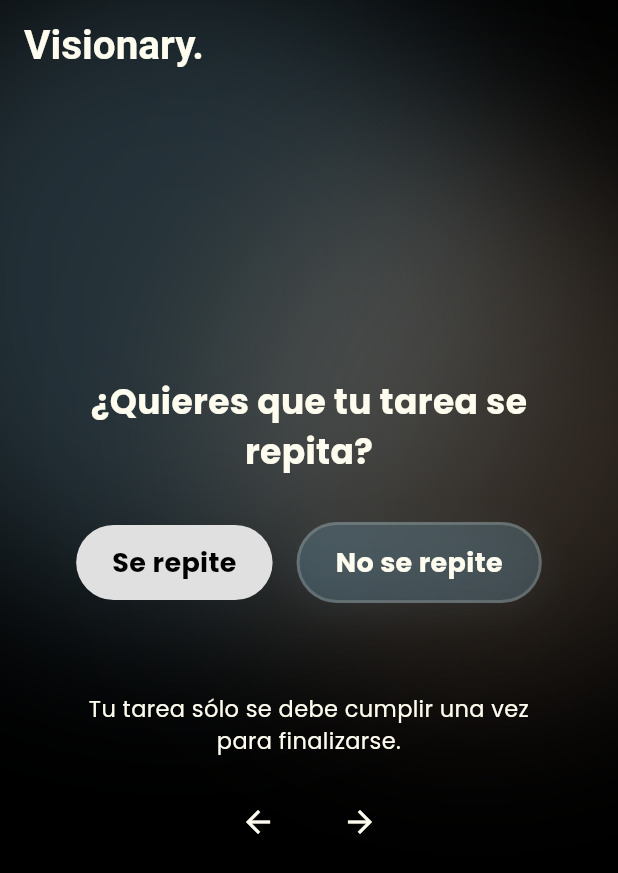
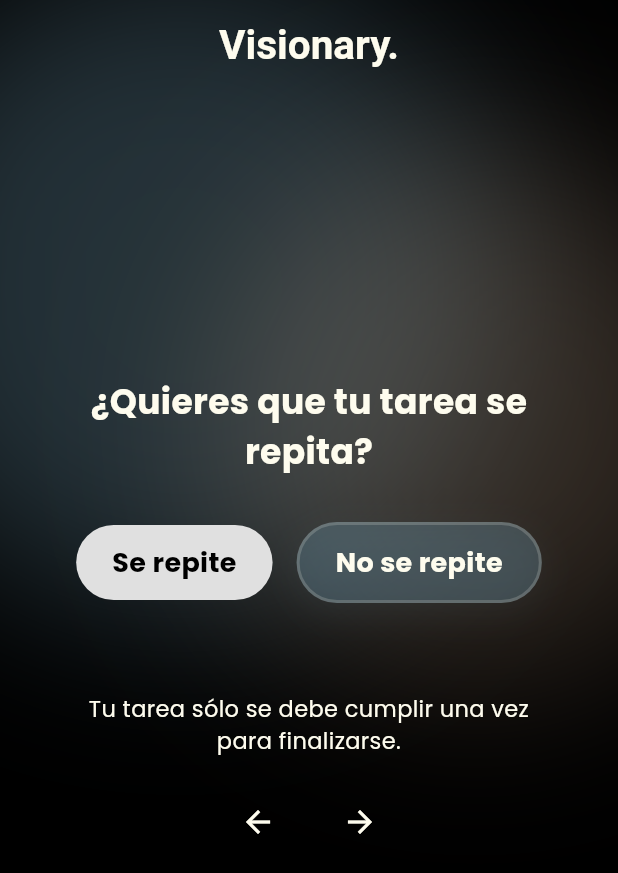
Before and after one commit to mariogabarron/Visionary, a Flutter app: the CreaTareaDosView screen opened directly with empty values, after a tap on the "arrow downward" icon, on a phone screen of 412 x 824 dp. Shown: the top 873 px of the screen. Run offline on Flutter 3.47's test engine with Material 3 defaults, Android fonts, the light colour scheme and no system bars; our stand-ins replace firebase_auth, firebase_core, firebase_database, flutter_local_notifications, flutter_native_splash, flutter_svg and 6 more; accounts and stored records are empty; network calls fail.

Commit message:
delay solucion 1

```diff
--- a/lib/views/homepage/creartareas_views/creartareados_view.dart
+++ b/lib/views/homepage/creartareas_views/creartareados_view.dart
@@ -45,11 +45,12 @@ class _CreaTareaDosViewState extends State<CreaTareaDosView>
       appBar: AppBar(
         automaticallyImplyLeading: false,
         backgroundColor: Colors.transparent,
-        iconTheme: const IconThemeData(
-          color: Color(0xFFFEFCEE),
-        ),
-        title: Padding(
-          padding: const EdgeInsets.only(top: 4.0), // Baja un poco el título
+        title: Stack(
+          children: [
+            Align(
+              alignment: Alignment.center,
+              child: Padding(
+                padding: const EdgeInsets.only(top: 4.0),
                 child: Text(
                   'Visionary.',
                   textAlign: TextAlign.center,
@@ -60,6 +61,9 @@ class _CreaTareaDosViewState extends State<CreaTareaDosView>
                     fontWeight: FontWeight.bold,
                   ),
                 ),
+              ),
+            ),
+          ],
         ),
       ),
       body: Stack(
--- a/lib/views/homepage/creartareas_views/creartareatres_view.dart
+++ b/lib/views/homepage/creartareas_views/creartareatres_view.dart
@@ -32,11 +32,12 @@ class _CreaTareaTresViewState extends State<CreaTareaTresView> {
       appBar: AppBar(
         automaticallyImplyLeading: false,
         backgroundColor: Colors.transparent,
-        iconTheme: const IconThemeData(
-          color: Color(0xFFFEFCEE),
-        ),
-        title: Padding(
-          padding: const EdgeInsets.only(top: 4.0), // Baja un poco el título
+        title: Stack(
+          children: [
+            Align(
+              alignment: Alignment.center,
+              child: Padding(
+                padding: const EdgeInsets.only(top: 4.0),
                 child: Text(
                   'Visionary.',
                   textAlign: TextAlign.center,
@@ -47,6 +48,9 @@ class _CreaTareaTresViewState extends State<CreaTareaTresView> {
                     fontWeight: FontWeight.bold,
                   ),
                 ),
+              ),
+            ),
+          ],
         ),
       ),
       body: Stack(
--- a/lib/views/homepage/creartareas_views/creartareauno_view.dart
+++ b/lib/views/homepage/creartareas_views/creartareauno_view.dart
@@ -189,8 +189,8 @@ class _CreaTareaUnoViewState extends State<CreaTareaUnoView> {
                               showAlertRepetido(context, 2);
                             } else {
                               // ignore: use_build_context_synchronously
-                              Navigator.of(context).push(
-                                  buildFadeRoute(CreaTareaDosView(
+                              Navigator.of(context)
+                                  .push(buildFadeRoute(CreaTareaDosView(
                                 nombreTarea: nombreTarea,
                                 objectiveRef: widget.objectiveRef,
                               )));
```
Also changed, not shown: lib/views/homepage/crearobjetivos_views/crearobjetivodos_view.dart (+9 -5 lines), lib/views/homepage/creartareas_views/tareacreada_view.dart (+11 -6 lines), lib/views/homepage/homepage_widgets/porque_container.dart (+27 -3 lines), lib/views/homepage/homepage_widgets/tareas_container.dart (+34 -19 lines). Lines whose indentation alone changed are shown as unchanged.
